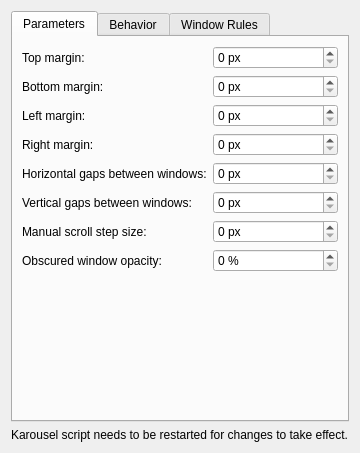
Old version of the form package/contents/ui/config.ui in the repository peterfajdiga/karousel.
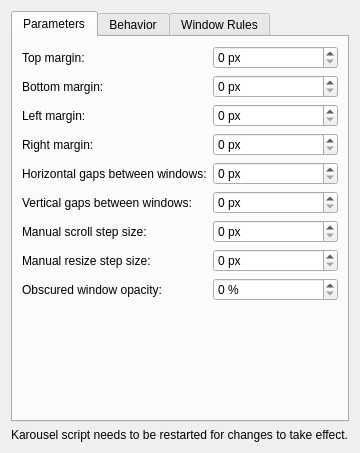
New version of the form.

Diff of the .ui file:
```diff
--- a/package/contents/ui/config.ui
+++ b/package/contents/ui/config.ui
@@ -164,13 +164,34 @@
                             </item>
 
                             <item row="7" column="0">
+                                <widget class="QLabel" name="label_manualResizeStep">
+                                    <property name="text">
+                                        <string>Manual resize step size:</string>
+                                    </property>
+                                </widget>
+                            </item>
+                            <item row="7" column="1">
+                                <widget class="QSpinBox" name="kcfg_manualResizeStep">
+                                    <property name="suffix">
+                                        <string> px</string>
+                                    </property>
+                                    <property name="maximum">
+                                        <number>999</number>
+                                    </property>
+                                    <property name="value">
+                                        <number>0</number>
+                                    </property>
+                                </widget>
+                            </item>
+
+                            <item row="8" column="0">
                                 <widget class="QLabel" name="label_offScreenOpacity">
                                     <property name="text">
                                         <string>Obscured window opacity:</string>
                                     </property>
                                 </widget>
                             </item>
-                            <item row="7" column="1">
+                            <item row="8" column="1">
                                 <widget class="QSpinBox" name="kcfg_offScreenOpacity">
                                     <property name="suffix">
                                         <string> %</string>
```
